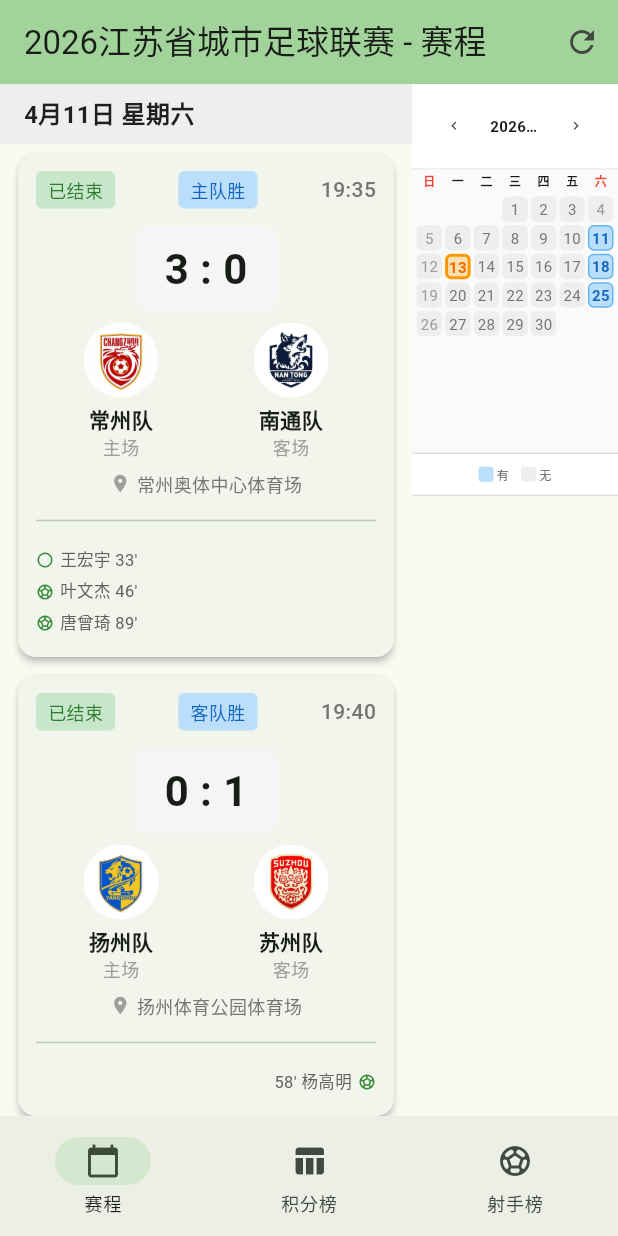
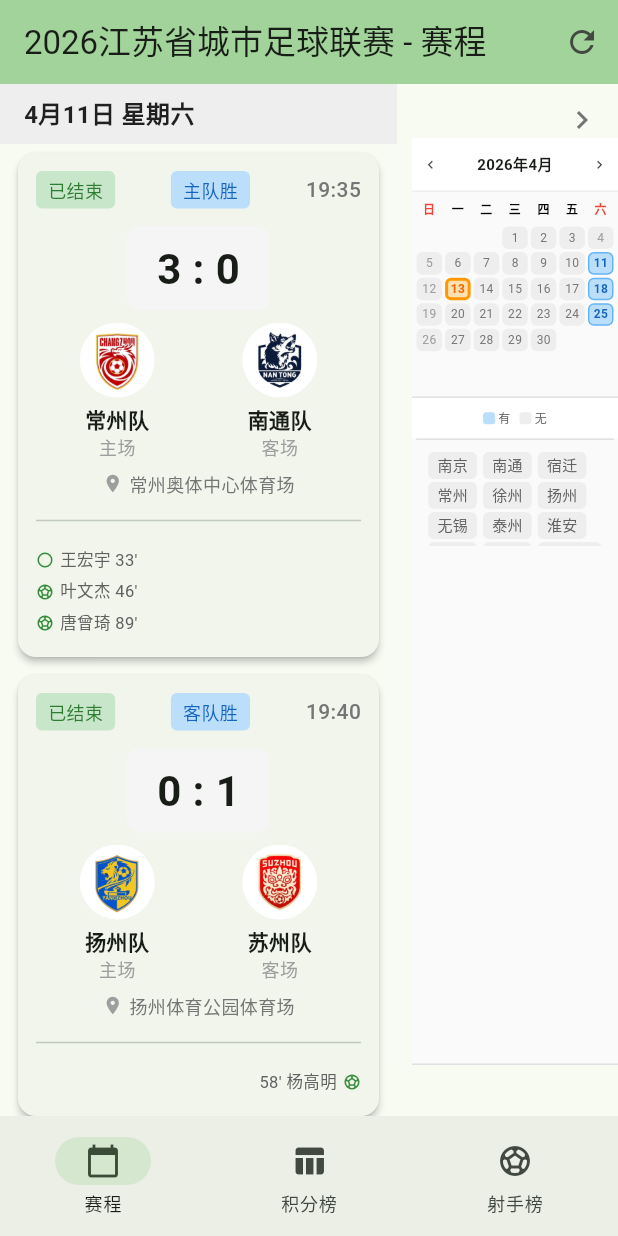
Before and after one commit to stardust1900/jscl, a Flutter app: the screen it shows after launch, on a phone screen of 412 x 824 dp. Run offline on Flutter 3.47's test engine with Material 3 defaults, Android fonts, the phone set to English and light mode, and no system bars.

Commit message:
feat(MatchesPage): 添加球队筛选和日历收起功能
- 新增球队筛选功能，支持按主队/客队筛选比赛
- 实现日历面板收起/展开功能，优化界面空间利用
- 重构日历网格组件，提升渲染性能和显示效果
- 增加比赛数据为空时的提示信息和清除筛选按钮
- 优化移动端和桌面端的响应式布局适配

```diff
--- a/lib/pages/matches_page.dart
+++ b/lib/pages/matches_page.dart
@@ -17,6 +17,29 @@ class _MatchesPageState extends State<MatchesPage> {
   List<DateTime> _sortedDates = [];
   Set<DateTime> _matchDates = {};
   Map<DateTime, GlobalKey> _dateKeys = {};
+  bool _isCalendarCollapsed = false; // 日历收起状态
+  Set<String> _selectedTeams = {}; // 选中的球队
+
+  // 获取所有球队列表
+  Set<String> get _allTeams {
+    final teams = <String>{};
+    for (final match in widget.matches) {
+      teams.add(match.homeTeam);
+      teams.add(match.awayTeam);
+    }
+    return teams;
+  }
+
+  // 根据选中的球队过滤比赛
+  List<Match> get _filteredMatches {
+    if (_selectedTeams.isEmpty) {
+      return widget.matches;
+    }
+    return widget.matches.where((match) {
+      return _selectedTeams.contains(match.homeTeam) ||
+          _selectedTeams.contains(match.awayTeam);
+    }).toList();
+  }
 
   // 队徽映射
   static const Map<String, String> _teamLogos = {
@@ -73,7 +96,7 @@ class _MatchesPageState extends State<MatchesPage> {
     _matchDates.clear();
     _dateKeys.clear();
 
-    final List<Match> matches = widget.matches;
+    final List<Match> matches = _filteredMatches;
     if (matches.isEmpty) return;
 
     for (final match in matches) {
@@ -90,6 +113,30 @@ class _MatchesPageState extends State<MatchesPage> {
     }
 
     _sortedDates = _matchDates.toList()..sort((a, b) => a.compareTo(b));
+  }
+
+  void _toggleTeam(String team) {
+    setState(() {
+      if (_selectedTeams.contains(team)) {
+        _selectedTeams.remove(team);
+      } else {
+        _selectedTeams.add(team);
+      }
+      _processMatches();
+    });
+  }
+
+  void _clearTeamFilter() {
+    setState(() {
+      _selectedTeams.clear();
+      _processMatches();
+    });
+  }
+
+  void _toggleCalendarCollapse() {
+    setState(() {
+      _isCalendarCollapsed = !_isCalendarCollapsed;
+    });
   }
 
   @override
@@ -117,24 +164,40 @@ class _MatchesPageState extends State<MatchesPage> {
 
   @override
   Widget build(BuildContext context) {
-    final List<Match> matches = widget.matches;
+    final List<Match> matches = _filteredMatches;
     if (matches.isEmpty || _sortedDates.isEmpty) {
-      return const Center(child: Text('暂无赛程数据'));
+      return Center(
+        child: Column(
+          mainAxisAlignment: MainAxisAlignment.center,
+          children: [
+            const Text('暂无赛程数据'),
+            if (_selectedTeams.isNotEmpty) ...[
+              const SizedBox(height: 16),
+              TextButton(
+                onPressed: _clearTeamFilter,
+                child: const Text('清除筛选'),
+              ),
+            ],
+          ],
+        ),
+      );
     }
 
     final matchDates = _getMatchDates();
     final screenHeight = MediaQuery.of(context).size.height;
     final screenWidth = MediaQuery.of(context).size.width;
     final isWideScreen = screenWidth > 600;
+    final sidebarWidth = _isCalendarCollapsed ? 0.0 : (isWideScreen ? 200.0 : screenWidth / 3);
 
     return Stack(
       children: [
         SingleChildScrollView(
           controller: _scrollController,
-          padding: EdgeInsets.only(right: isWideScreen ? 210 : screenWidth / 3),
+          padding: EdgeInsets.only(right: sidebarWidth + (sidebarWidth > 0 ? 10 : 0)),
           child: Column(
             crossAxisAlignment: CrossAxisAlignment.start,
-            children: _sortedDates.map((date) {
+            children: [
+              ..._sortedDates.map((date) {
                 final dayMatches = _groupedMatches[date];
                 if (dayMatches == null || dayMatches.isEmpty) {
                   return const SizedBox.shrink();
@@ -166,40 +229,68 @@ class _MatchesPageState extends State<MatchesPage> {
                   ],
                 );
               }).toList(),
+            ],
           ),
         ),
-        if (isWideScreen)
+        // 日历收起按钮
         Positioned(
           top: 0,
           right: 0,
+          child: IconButton(
+            icon: Icon(
+              _isCalendarCollapsed ? Icons.chevron_left : Icons.chevron_right,
+              color: Colors.grey[600],
+            ),
+            onPressed: _toggleCalendarCollapse,
+            tooltip: _isCalendarCollapsed ? '展开日历' : '收起日历',
+          ),
+        ),
+        // 日历面板和球队筛选
+        if (!_isCalendarCollapsed)
+          if (isWideScreen)
+            Positioned(
+              top: 36,
+              right: 0,
               child: SizedBox(
                 width: 200,
-              height: screenHeight * 0.4,
-              child: _buildCalendarPanel(matchDates),
+                child: _buildCalendarPanel(matchDates, maxHeight: screenHeight * 0.75),
               ),
             )
             else
             Positioned(
-            top: 0,
+              top: 36,
               right: 0,
               child: SizedBox(
                 width: screenWidth / 3,
-              height: screenHeight / 3,
-              child: _buildCalendarPanel(matchDates),
+                height: screenHeight * 0.75,
+                child: _buildCalendarPanel(matchDates, maxHeight: screenHeight * 0.75),
               ),
             ),
       ],
     );
   }
 
-  Widget _buildCalendarPanel(Set<DateTime>? matchDates) {
+  Widget _buildCalendarPanel(Set<DateTime>? matchDates, {double? maxHeight}) {
     if (matchDates == null) matchDates = {};
     return LayoutBuilder(
       builder: (context, constraints) {
         final panelWidth = constraints.maxWidth;
-        final titleFontSize = (panelWidth / 15).clamp(10.0, 14.0);
+        final isNarrow = panelWidth < 100;
+        final titleFontSize = isNarrow ? 10.0 : (panelWidth / 15).clamp(10.0, 14.0);
         final dayFontSize = (panelWidth / 28).clamp(8.0, 12.0);
         final legendFontSize = (panelWidth / 28).clamp(8.0, 12.0);
+        final teamFontSize = (panelWidth / 22).clamp(10.0, 14.0); // 球队字体稍大
+
+        // 计算各部分高度
+        final headerHeight = isNarrow ? 30.0 : 36.0;
+        final weekdayRowHeight = isNarrow ? 18.0 : 22.0;
+        final legendHeight = isNarrow ? 24.0 : 28.0;
+        final teamFilterHeight = isNarrow ? 120.0 : 80.0;
+        final fixedHeight = headerHeight + weekdayRowHeight + legendHeight + teamFilterHeight + 12;
+        // 正方形：行高 = 单元格宽度
+        final cellWidth = (panelWidth - 4) / 7;
+        final rowHeight = cellWidth;
+        final gridHeight = rowHeight * 6;
 
         return Container(
           decoration: BoxDecoration(
@@ -207,9 +298,13 @@ class _MatchesPageState extends State<MatchesPage> {
             border: Border(bottom: BorderSide(color: Colors.grey[300]!)),
           ),
           child: Column(
+            mainAxisSize: MainAxisSize.min,
             children: [
-              Container(
-                padding: const EdgeInsets.symmetric(horizontal: 4, vertical: 4),
+              // 标题栏
+              SizedBox(
+                height: headerHeight,
+                child: Container(
+                  padding: const EdgeInsets.symmetric(horizontal: 2),
                   decoration: BoxDecoration(
                     color: Colors.white,
                     border: Border(bottom: BorderSide(color: Colors.grey[200]!)),
@@ -217,13 +312,12 @@ class _MatchesPageState extends State<MatchesPage> {
                   child: Row(
                     mainAxisAlignment: MainAxisAlignment.spaceBetween,
                     children: [
-                    IconButton(
-                      icon: Icon(Icons.chevron_left, size: panelWidth * 0.08),
-                      constraints: BoxConstraints(
-                        minWidth: panelWidth * 0.15,
-                        minHeight: panelWidth * 0.08,
-                      ),
+                      SizedBox(
+                        width: isNarrow ? 24 : panelWidth * 0.15,
+                        child: IconButton(
+                          icon: Icon(Icons.chevron_left, size: isNarrow ? 18 : panelWidth * 0.08),
                           padding: EdgeInsets.zero,
+                          constraints: const BoxConstraints(),
                           onPressed: () {
                             setState(() {
                               _currentMonth = DateTime(
@@ -233,6 +327,7 @@ class _MatchesPageState extends State<MatchesPage> {
                             });
                           },
                         ),
+                      ),
                       Flexible(
                         child: Text(
                           '${_currentMonth.year}年${_currentMonth.month}月',
@@ -241,15 +336,15 @@ class _MatchesPageState extends State<MatchesPage> {
                             fontWeight: FontWeight.bold,
                           ),
                           overflow: TextOverflow.ellipsis,
+                          textAlign: TextAlign.center,
                         ),
                       ),
-                    IconButton(
-                      icon: Icon(Icons.chevron_right, size: panelWidth * 0.08),
-                      constraints: BoxConstraints(
-                        minWidth: panelWidth * 0.15,
-                        minHeight: panelWidth * 0.08,
-                      ),
+                      SizedBox(
+                        width: isNarrow ? 24 : panelWidth * 0.15,
+                        child: IconButton(
+                          icon: Icon(Icons.chevron_right, size: isNarrow ? 18 : panelWidth * 0.08),
                           padding: EdgeInsets.zero,
+                          constraints: const BoxConstraints(),
                           onPressed: () {
                             setState(() {
                               _currentMonth = DateTime(
@@ -259,71 +354,45 @@ class _MatchesPageState extends State<MatchesPage> {
                             });
                           },
                         ),
-                  ],
-                ),
-              ),
-              Padding(
-                padding: const EdgeInsets.symmetric(horizontal: 2, vertical: 2),
-                child: Row(
-                  mainAxisAlignment: MainAxisAlignment.spaceAround,
-                  children: [
-                    Text(
-                      '日',
-                      style: TextStyle(
-                        fontWeight: FontWeight.bold,
-                        color: Colors.red,
-                        fontSize: dayFontSize,
-                      ),
-                    ),
-                    Text(
-                      '一',
-                      style: TextStyle(
-                        fontWeight: FontWeight.bold,
-                        fontSize: dayFontSize,
-                      ),
-                    ),
-                    Text(
-                      '二',
-                      style: TextStyle(
-                        fontWeight: FontWeight.bold,
-                        fontSize: dayFontSize,
-                      ),
-                    ),
-                    Text(
-                      '三',
-                      style: TextStyle(
-                        fontWeight: FontWeight.bold,
-                        fontSize: dayFontSize,
-                      ),
-                    ),
-                    Text(
-                      '四',
-                      style: TextStyle(
-                        fontWeight: FontWeight.bold,
-                        fontSize: dayFontSize,
-                      ),
-                    ),
-                    Text(
-                      '五',
-                      style: TextStyle(
-                        fontWeight: FontWeight.bold,
-                        fontSize: dayFontSize,
-                      ),
-                    ),
-                    Text(
-                      '六',
-                      style: TextStyle(
-                        fontWeight: FontWeight.bold,
-                        color: Colors.red,
-                        fontSize: dayFontSize,
-                      ),
                       ),
                     ],
                   ),
                 ),
-              Expanded(child: _buildCalendarGrid(matchDates!, dayFontSize)),
-              Container(
-                padding: const EdgeInsets.all(8),
+              ),
+              // 星期标题行
+              SizedBox(
+                height: weekdayRowHeight,
+                child: Padding(
+                  padding: const EdgeInsets.symmetric(horizontal: 2),
+                  child: Row(
+                    mainAxisAlignment: MainAxisAlignment.spaceAround,
+                    children: ['日', '一', '二', '三', '四', '五', '六'].map((w) {
+                      return SizedBox(
+                        width: (panelWidth - 4) / 7,
+                        child: Text(
+                          w,
+                          style: TextStyle(
+                            fontWeight: FontWeight.bold,
+                            color: w == '日' || w == '六' ? Colors.red : Colors.black,
+                            fontSize: dayFontSize,
+                          ),
+                          textAlign: TextAlign.center,
+                        ),
+                      );
+                    }).toList(),
+                  ),
+                ),
+              ),
+              // 日期网格
+              SizedBox(
+                height: gridHeight > 0 ? gridHeight : 100,
+                child: _buildCalendarGridFixed(matchDates!, rowHeight > 0 ? rowHeight : 16, dayFontSize),
+              ),
+              // 图例
+              SizedBox(
+                height: legendHeight,
+                child: Container(
+                  padding: const EdgeInsets.symmetric(horizontal: 4),
                   decoration: BoxDecoration(
                     color: Colors.white,
                     border: Border(top: BorderSide(color: Colors.grey[300]!)),
@@ -331,41 +400,21 @@ class _MatchesPageState extends State<MatchesPage> {
                   child: Row(
                     mainAxisAlignment: MainAxisAlignment.center,
                     children: [
-                    Container(
-                      width: 10,
-                      height: 10,
-                      decoration: BoxDecoration(
-                        color: Colors.blue[100],
-                        borderRadius: BorderRadius.circular(2),
+                      Container(width: 8, height: 8, decoration: BoxDecoration(color: Colors.blue[100], borderRadius: BorderRadius.circular(2))),
+                      SizedBox(width: 2),
+                      Text('有', style: TextStyle(fontSize: legendFontSize, color: Colors.grey[700])),
+                      SizedBox(width: 6),
+                      Container(width: 8, height: 8, decoration: BoxDecoration(color: Colors.grey[200], borderRadius: BorderRadius.circular(2))),
+                      SizedBox(width: 2),
+                      Text('无', style: TextStyle(fontSize: legendFontSize, color: Colors.grey[700])),
+                    ],
                   ),
                 ),
-                    SizedBox(width: 2),
-                    Text(
-                      '有',
-                      style: TextStyle(
-                        fontSize: legendFontSize,
-                        color: Colors.grey[700],
               ),
-                    ),
-                    SizedBox(width: 8),
-                    Container(
-                      width: 10,
-                      height: 10,
-                      decoration: BoxDecoration(
-                        color: Colors.grey[200],
-                        borderRadius: BorderRadius.circular(2),
-                      ),
-                    ),
-                    SizedBox(width: 2),
-                    Text(
-                      '无',
-                      style: TextStyle(
-                        fontSize: legendFontSize,
-                        color: Colors.grey[700],
-                      ),
-                    ),
-                  ],
-                ),
+              // 球队筛选面板
+              SizedBox(
+                height: teamFilterHeight,
+                child: _buildTeamFilterPanel(panelWidth, isNarrow ? (teamFontSize - 1) : teamFontSize),
               ),
             ],
           ),
@@ -374,86 +423,97 @@ class _MatchesPageState extends State<MatchesPage> {
     );
   }
 
-  Widget _buildCalendarGrid(Set<DateTime> matchDates, double dayFontSize) {
-    if (matchDates.isEmpty) {
-      return GridView.builder(
-        padding: const EdgeInsets.all(2),
-        gridDelegate: const SliverGridDelegateWithFixedCrossAxisCount(
-          crossAxisCount: 7,
-          childAspectRatio: 1,
+  Widget _buildTeamFilterPanel(double panelWidth, double fontSize) {
+    final allTeams = _allTeams.toList()..sort();
+    return Container(
+      padding: const EdgeInsets.all(8),
+      decoration: BoxDecoration(
+        color: Colors.grey[50],
+        border: Border(top: BorderSide(color: Colors.grey[300]!)),
       ),
-        itemCount: 42,
-        itemBuilder: (context, index) => const SizedBox.shrink(),
+      child: Column(
+        mainAxisSize: MainAxisSize.min,
+        children: [
+          if (_selectedTeams.isNotEmpty)
+            Padding(
+              padding: const EdgeInsets.only(bottom: 4),
+              child: GestureDetector(
+                onTap: _clearTeamFilter,
+                child: Text(
+                  '清除筛选',
+                  style: TextStyle(fontSize: fontSize, color: Colors.blue[600]),
+                ),
+              ),
+            ),
+          Expanded(
+            child: SingleChildScrollView(
+              child: Wrap(
+                spacing: 4,
+                runSpacing: 2,
+                children: allTeams.map((team) {
+                  final isSelected = _selectedTeams.contains(team);
+                  return GestureDetector(
+                    onTap: () => _toggleTeam(team),
+                    child: Container(
+                      padding: const EdgeInsets.symmetric(horizontal: 6, vertical: 2),
+                      decoration: BoxDecoration(
+                        color: isSelected ? Colors.blue : Colors.grey[200],
+                        borderRadius: BorderRadius.circular(4),
+                      ),
+                      child: Text(
+                        team.replaceAll('队', ''),
+                        style: TextStyle(
+                          fontSize: fontSize,
+                          color: isSelected ? Colors.white : Colors.grey[700],
+                        ),
+                      ),
+                    ),
+                  );
+                }).toList(),
+              ),
+            ),
+          ),
+        ],
+      ),
     );
   }
 
-    final firstDayOfMonth = DateTime(
-      _currentMonth.year,
-      _currentMonth.month,
-      1,
-    );
-    final daysInMonth = DateTime(
-      _currentMonth.year,
-      _currentMonth.month + 1,
-      0,
-    ).day;
+  Widget _buildCalendarGridFixed(Set<DateTime> matchDates, double rowHeight, double fontSize) {
+    final firstDayOfMonth = DateTime(_currentMonth.year, _currentMonth.month, 1);
+    final daysInMonth = DateTime(_currentMonth.year, _currentMonth.month + 1, 0).day;
     final firstWeekday = firstDayOfMonth.weekday % 7;
 
     final matchDatesInMonth = <int>{};
     for (final date in matchDates) {
-      if (date.year == _currentMonth.year &&
-          date.month == _currentMonth.month) {
+      if (date.year == _currentMonth.year && date.month == _currentMonth.month) {
         matchDatesInMonth.add(date.day);
       }
     }
 
-    return GridView.builder(
-      padding: const EdgeInsets.all(2),
-      gridDelegate: const SliverGridDelegateWithFixedCrossAxisCount(
-        crossAxisCount: 7,
-        childAspectRatio: 1,
-      ),
-      itemCount: 42,
-      itemBuilder: (context, index) {
+    // 构建6行数据
+    final rows = <Widget>[];
+    for (int row = 0; row < 6; row++) {
+      final cells = <Widget>[];
+      for (int col = 0; col < 7; col++) {
+        final index = row * 7 + col;
         final dayNumber = index - firstWeekday + 1;
         if (dayNumber < 1 || dayNumber > daysInMonth) {
-          return const SizedBox.shrink();
-        }
-
-        final date = DateTime(
-          _currentMonth.year,
-          _currentMonth.month,
-          dayNumber,
-        );
+          cells.add(Expanded(child: Container()));
+        } else {
+          final date = DateTime(_currentMonth.year, _currentMonth.month, dayNumber);
           final hasMatch = matchDatesInMonth.contains(dayNumber);
           final isToday = _isToday(date);
-
-        return LayoutBuilder(
-          builder: (context, cellConstraints) {
-            // 根据单元格宽度自适应字体大小
-            final cellFontSize = (cellConstraints.maxWidth / 2.5).clamp(
-              10.0,
-              18.0,
-            );
-            return GestureDetector(
+          cells.add(
+            Expanded(
+              child: GestureDetector(
                 onTap: hasMatch ? () => _scrollToDate(date) : null,
                 child: Container(
                   margin: const EdgeInsets.all(1),
                   decoration: BoxDecoration(
-                  color: isToday
-                      ? Colors.orange[100]
-                      : hasMatch
-                      ? Colors.blue[100]
-                      : Colors.grey[200],
+                    color: isToday ? Colors.orange[100] : hasMatch ? Colors.blue[100] : Colors.grey[200],
                     borderRadius: BorderRadius.circular(4),
                     border: Border.all(
-                    color: isToday && hasMatch
-                        ? Colors.blue
-                        : (isToday
-                              ? Colors.orange
-                              : (hasMatch
-                                    ? Colors.blue[300]!
-                                    : Colors.transparent)),
+                      color: isToday && hasMatch ? Colors.blue : (isToday ? Colors.orange : (hasMatch ? Colors.blue[300]! : Colors.transparent)),
                       width: isToday ? 2 : 1,
                     ),
                   ),
@@ -461,24 +521,75 @@ class _MatchesPageState extends State<MatchesPage> {
                     child: Text(
                       '$dayNumber',
                       style: TextStyle(
-                      fontSize: cellFontSize,
-                      fontWeight: hasMatch || isToday
-                          ? FontWeight.bold
-                          : FontWeight.normal,
-                      color: isToday
-                          ? Colors.orange[800]
-                          : hasMatch
-                          ? Colors.blue[800]
-                          : date.weekday == DateTime.sunday ||
-                                date.weekday == DateTime.saturday
-                          ? Colors.grey[500]
-                          : Colors.grey[600],
+                        fontSize: fontSize.clamp(8.0, 14.0),
+                        fontWeight: hasMatch || isToday ? FontWeight.bold : FontWeight.normal,
+                        color: isToday ? Colors.orange[800] : hasMatch ? Colors.blue[800] : (date.weekday == DateTime.sunday || date.weekday == DateTime.saturday ? Colors.grey[500] : Colors.grey[600]),
+                      ),
+                    ),
                   ),
                 ),
               ),
             ),
           );
-          },
+        }
+      }
+      rows.add(
+        SizedBox(
+          height: rowHeight - 2,
+          child: Padding(
+            padding: const EdgeInsets.symmetric(horizontal: 2),
+            child: Row(children: cells),
+          ),
+        ),
+      );
+    }
+    return Column(children: rows);
+  }
+
+  Widget _buildCalendarGrid(Set<DateTime> matchDates, double dayFontSize) {
+    return GridView.builder(
+      padding: const EdgeInsets.all(2),
+      shrinkWrap: true,
+      physics: const NeverScrollableScrollPhysics(),
+      gridDelegate: const SliverGridDelegateWithFixedCrossAxisCount(
+        crossAxisCount: 7,
+        childAspectRatio: 1,
+      ),
+      itemCount: 42,
+      itemBuilder: (context, index) {
+        final firstDayOfMonth = DateTime(_currentMonth.year, _currentMonth.month, 1);
+        final daysInMonth = DateTime(_currentMonth.year, _currentMonth.month + 1, 0).day;
+        final firstWeekday = firstDayOfMonth.weekday % 7;
+        final dayNumber = index - firstWeekday + 1;
+        if (dayNumber < 1 || dayNumber > daysInMonth) {
+          return const SizedBox.shrink();
+        }
+        final date = DateTime(_currentMonth.year, _currentMonth.month, dayNumber);
+        final hasMatch = matchDates.any((d) => d.year == date.year && d.month == date.month && d.day == date.day);
+        final isToday = _isToday(date);
+        return GestureDetector(
+          onTap: hasMatch ? () => _scrollToDate(date) : null,
+          child: Container(
+            margin: const EdgeInsets.all(1),
+            decoration: BoxDecoration(
+              color: isToday ? Colors.orange[100] : hasMatch ? Colors.blue[100] : Colors.grey[200],
+              borderRadius: BorderRadius.circular(4),
+              border: Border.all(
+                color: isToday && hasMatch ? Colors.blue : (isToday ? Colors.orange : (hasMatch ? Colors.blue[300]! : Colors.transparent)),
+                width: isToday ? 2 : 1,
+              ),
+            ),
+            child: Center(
+              child: Text(
+                '$dayNumber',
+                style: TextStyle(
+                  fontSize: dayFontSize.clamp(8.0, 14.0),
+                  fontWeight: hasMatch || isToday ? FontWeight.bold : FontWeight.normal,
+                  color: isToday ? Colors.orange[800] : hasMatch ? Colors.blue[800] : Colors.grey[600],
+                ),
+              ),
+            ),
+          ),
         );
       },
     );
```
Lines whose indentation alone changed are shown as unchanged.
